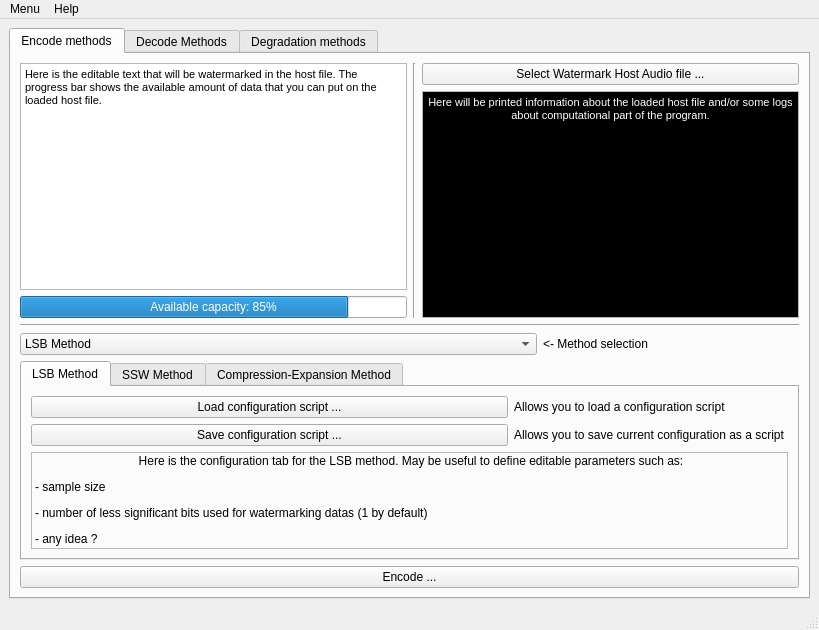
Above: src/GUI/InterfaceWatermarking/mainwindow.ui from jcelerier/watermarking before the change. Below: the same form after it.
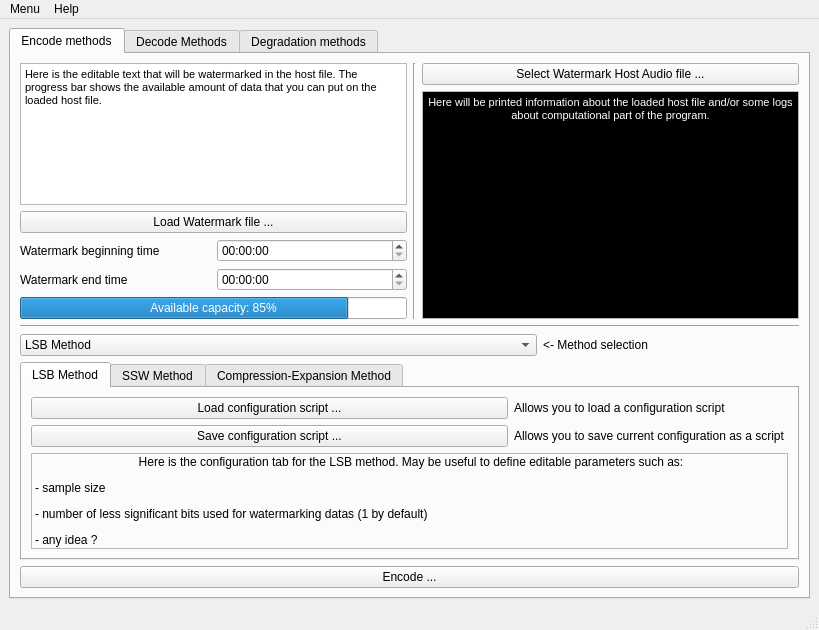
That is the form after the change. Icons and pictures are not drawn.

```diff
--- a/src/GUI/InterfaceWatermarking/mainwindow.ui
+++ b/src/GUI/InterfaceWatermarking/mainwindow.ui
@@ -76,6 +76,12 @@
             </item>
             <item row="1" column="1">
              <widget class="QTextEdit" name="informationHostWatermark">
+              <property name="sizePolicy">
+               <sizepolicy hsizetype="Preferred" vsizetype="Preferred">
+                <horstretch>0</horstretch>
+                <verstretch>0</verstretch>
+               </sizepolicy>
+              </property>
               <property name="palette">
                <palette>
                 <active>
@@ -475,7 +481,31 @@
           </item>
           <item row="0" column="0">
            <layout class="QGridLayout" name="watermarkLayout">
-            <item row="2" column="0">
+            <item row="4" column="1">
+             <widget class="QTimeEdit" name="watermarkEndingTime"/>
+            </item>
+            <item row="3" column="1">
+             <widget class="QTimeEdit" name="watermarkBeginningTime"/>
+            </item>
+            <item row="1" column="0" colspan="2">
+             <widget class="QTextEdit" name="textToWatermark">
+              <property name="html">
+               <string>&lt;!DOCTYPE HTML PUBLIC &quot;-//W3C//DTD HTML 4.0//EN&quot; &quot;http://www.w3.org/TR/REC-html40/strict.dtd&quot;&gt;
+&lt;html&gt;&lt;head&gt;&lt;meta name=&quot;qrichtext&quot; content=&quot;1&quot; /&gt;&lt;style type=&quot;text/css&quot;&gt;
+p, li { white-space: pre-wrap; }
+&lt;/style&gt;&lt;/head&gt;&lt;body style=&quot; font-family:'Sans Serif'; font-size:9pt; font-weight:400; font-style:normal;&quot;&gt;
+&lt;p style=&quot; margin-top:0px; margin-bottom:0px; margin-left:0px; margin-right:0px; -qt-block-indent:0; text-indent:0px;&quot;&gt;&lt;span style=&quot; font-family:'MS Shell Dlg 2'; font-size:8pt;&quot;&gt;Here is the editable text that will be watermarked in the host file. The progress bar shows the available amount of data that you can put on the loaded host file.&lt;/span&gt;&lt;/p&gt;&lt;/body&gt;&lt;/html&gt;</string>
+              </property>
+             </widget>
+            </item>
+            <item row="3" column="0">
+             <widget class="QLabel" name="label_11">
+              <property name="text">
+               <string>Watermark beginning time</string>
+              </property>
+             </widget>
+            </item>
+            <item row="5" column="0" colspan="2">
              <widget class="QProgressBar" name="usedWatermarkCapacity">
               <property name="value">
                <number>85</number>
@@ -485,14 +515,17 @@
               </property>
              </widget>
             </item>
-            <item row="1" column="0">
-             <widget class="QTextEdit" name="textToWatermark">
-              <property name="html">
-               <string>&lt;!DOCTYPE HTML PUBLIC &quot;-//W3C//DTD HTML 4.0//EN&quot; &quot;http://www.w3.org/TR/REC-html40/strict.dtd&quot;&gt;
-&lt;html&gt;&lt;head&gt;&lt;meta name=&quot;qrichtext&quot; content=&quot;1&quot; /&gt;&lt;style type=&quot;text/css&quot;&gt;
-p, li { white-space: pre-wrap; }
-&lt;/style&gt;&lt;/head&gt;&lt;body style=&quot; font-family:'Sans Serif'; font-size:9pt; font-weight:400; font-style:normal;&quot;&gt;
-&lt;p style=&quot; margin-top:0px; margin-bottom:0px; margin-left:0px; margin-right:0px; -qt-block-indent:0; text-indent:0px;&quot;&gt;&lt;span style=&quot; font-family:'MS Shell Dlg 2'; font-size:8pt;&quot;&gt;Here is the editable text that will be watermarked in the host file. The progress bar shows the available amount of data that you can put on the loaded host file.&lt;/span&gt;&lt;/p&gt;&lt;/body&gt;&lt;/html&gt;</string>
+            <item row="4" column="0">
+             <widget class="QLabel" name="label_12">
+              <property name="text">
+               <string>Watermark end time</string>
+              </property>
+             </widget>
+            </item>
+            <item row="2" column="0" colspan="2">
+             <widget class="QPushButton" name="loadWatermarkTextButton">
+              <property name="text">
+               <string>Load Watermark file ...</string>
               </property>
              </widget>
             </item>
```
Left out of the diff: 14 changed lines with no effect on the pictures.
